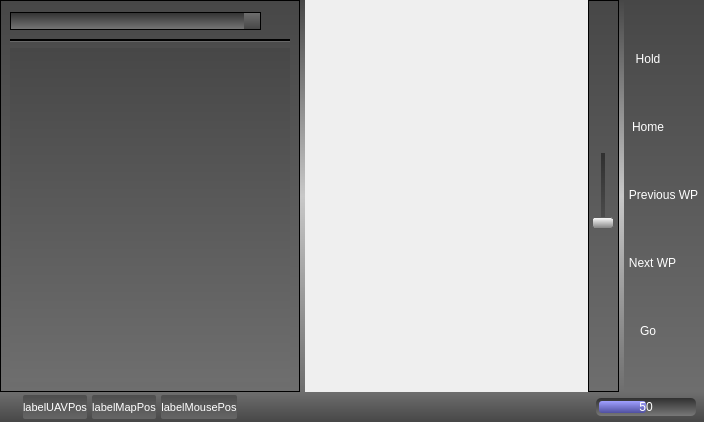
This is ground/src/plugins/opmap/opmap_widget.ui in openpilot/OpenPilot as Qt 5 draws it before an edit. The edited form follows.
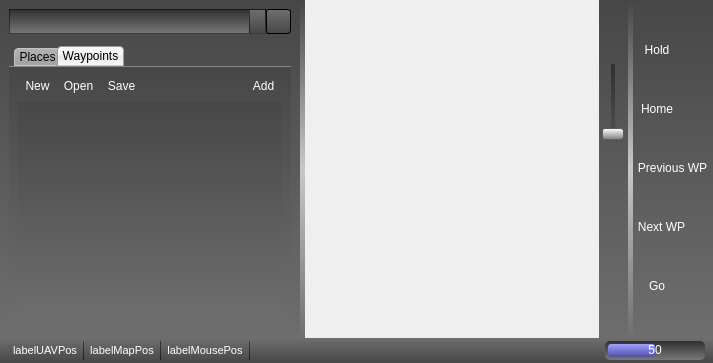
This is the edited form. The open tabs and pages were chosen to show the change. Icons and pictures are not drawn.

Commit message: A few more OPMap plug-in GUI style changes.

Diff of the .ui file:
```diff
--- a/ground/src/plugins/opmap/opmap_widget.ui
+++ b/ground/src/plugins/opmap/opmap_widget.ui
@@ -6,8 +6,8 @@
    <rect>
     <x>0</x>
     <y>0</y>
-    <width>704</width>
-    <height>422</height>
+    <width>713</width>
+    <height>363</height>
    </rect>
   </property>
   <property name="sizePolicy">
@@ -40,10 +40,10 @@
 	background-color: qlineargradient(spread:pad, x1:0.5, y1:0, x2:0.5, y2:1, stop:0 rgba(71, 71, 71, 255), stop:0.5 rgba(200, 200, 200, 255), stop:1 rgba(110, 110, 110, 255));
 }
 QSplitter::handle:horizontal {
-height: 5px;
+/* height: 5px; */
 }
 QSplitter::handle:vertical {
-width: 5px;
+/* width: 5px; */
 }
 </string>
      </property>
@@ -73,11 +73,69 @@
        </size>
       </property>
       <property name="styleSheet">
-       <string notr="true">background-color: qlineargradient(spread:pad, x1:0, y1:0, x2:0, y2:1, stop:0 rgba(71, 71, 71, 255), stop:1 rgba(110, 110, 110, 255));
+       <string notr="true">QFrame {
+background-color: qlineargradient(spread:pad, x1:0, y1:0, x2:0, y2:1, stop:0 rgba(71, 71, 71, 255), stop:1 rgba(110, 110, 110, 255));
+/* color: rgba(0, 0, 0, 48); */
+}
+
+QToolButton {	/* all types of tool button */ 
+background-color: transparent;
+color: rgb(255, 255, 255);
+border: 0px;
+border-radius: 3px;
+}
+QToolButton:hover {
+background-color: qlineargradient(spread:pad, x1:0.5, y1:0, x2:0.5, y2:1, stop:0 rgba(255, 255, 255, 200), stop:1 rgba(180, 180, 180, 200));
+color: rgb(255, 255, 255);
+border: 0px; 
+border-radius: 3px;
+}
+QToolButton:pressed {
+background-color: qlineargradient(spread:pad, x1:0.5, y1:0, x2:0.5, y2:1, stop:0 rgba(48, 48, 48, 255), stop:1 rgba(120, 120, 120, 255));
+color: rgb(255, 255, 255);
+border: 0px; 
+border-radius: 3px;
+}
+
+QToolButton:checked {
+background-color: qlineargradient(spread:pad, x1:0.5, y1:0, x2:0.5, y2:1, stop:0 rgba(48, 48, 48, 255), stop:1 rgba(120, 120, 120, 255));
+color: rgb(255, 255, 255);
+border: 0px; 
+border-radius: 3px;
+}
+
+QComboBox {
+background-color: qlineargradient(spread:pad, x1:0.5, y1:0, x2:0.5, y2:1, stop:0 rgba(48, 48, 48, 255), stop:1 rgba(120, 120, 120, 255));
+color: rgba(255, 255, 255, 255);
+border: 1px solid rgba(0, 0, 0, 128); 
+border-radius: 0px;
+}
+QComboBox::down-arrow:on {
+background-color: qlineargradient(spread:pad, x1:0.5, y1:0, x2:0.5, y2:1, stop:0 rgba(48, 48, 48, 255), stop:1 rgba(120, 120, 120, 255));
+top: 1px; left: 1px;	/* move the arrow when the popup is open */
+}
+QComboBox::down-arrow {
+     image: url(:/opmap/images/combobox_down_arrow.png);
+}
+QComboBox:drop-down {
+background-color: qlineargradient(spread:pad, x1:0.5, y1:0, x2:0.5, y2:1, stop:0 rgba(110, 110, 110, 255), stop:1 rgba(71, 71, 71, 255));
+border-left: 1px solid rgba(0, 0, 0, 128);
+/*     subcontrol-origin: padding;
+     subcontrol-position: top right;
+     border-top-right-radius: 1px;
+     border-bottom-right-radius: 1px; */
+}
+QComboBox QAbstractItemView { /* the drop down list */
+background-color: rgb(255, 255, 255);
+color: rgb(0, 0, 0);
+border: 1px solid rgba(0, 0, 0, 128);
+selection-background-color: rgb(160, 160, 255);
+border-radius: 2px;
+}
 </string>
       </property>
       <property name="frameShape">
-       <enum>QFrame::StyledPanel</enum>
+       <enum>QFrame::NoFrame</enum>
       </property>
       <property name="frameShadow">
        <enum>QFrame::Raised</enum>
@@ -85,10 +143,13 @@
       <layout class="QVBoxLayout" name="verticalLayout">
        <item>
         <layout class="QHBoxLayout" name="horizontalLayout_3">
+         <property name="spacing">
+          <number>0</number>
+         </property>
          <item>
           <widget class="QComboBox" name="comboBoxFindPlace">
            <property name="sizePolicy">
-            <sizepolicy hsizetype="Expanding" vsizetype="Fixed">
+            <sizepolicy hsizetype="MinimumExpanding" vsizetype="Preferred">
              <horstretch>0</horstretch>
              <verstretch>0</verstretch>
             </sizepolicy>
@@ -103,36 +164,7 @@
             <string>Enter a place here that you want to find, then press either return or the find button to the right.</string>
            </property>
            <property name="styleSheet">
-            <string notr="true">
-QComboBox {
-background-color: qlineargradient(spread:pad, x1:0.5, y1:0, x2:0.5, y2:1, stop:0 rgba(48, 48, 48, 255), stop:1 rgba(120, 120, 120, 255));
-color: rgb(255, 255, 255);
-border: 1px solid black; 
-border-radius: 0px;
-}
-QComboBox::down-arrow:on {
-background-color: qlineargradient(spread:pad, x1:0.5, y1:0, x2:0.5, y2:1, stop:0 rgba(48, 48, 48, 255), stop:1 rgba(120, 120, 120, 255));
-top: 1px; left: 1px;	/* move the arrow when the popup is open */
-}
-QComboBox::down-arrow {
-     image: url(:/opmap/images/combobox_down_arrow.png);
-}
-QComboBox:drop-down {
-background-color: qlineargradient(spread:pad, x1:0.5, y1:0, x2:0.5, y2:1, stop:0 rgba(110, 110, 110, 255), stop:1 rgba(71, 71, 71, 255));
-/*     subcontrol-origin: padding;
-     subcontrol-position: top right;
-     border-left-style: 1px solid white;
-     border-top-right-radius: 1px;
-     border-bottom-right-radius: 1px; */
-}
-QComboBox QAbstractItemView { /* the drop down list */
-background-color: rgb(255, 255, 255);
-color: rgb(0, 0, 0);
-border: 1px solid black;
-selection-background-color: rgb(160, 160, 255);
-border-radius: 2px;
-}
-</string>
+            <string notr="true"/>
            </property>
            <property name="editable">
             <bool>true</bool>
@@ -172,11 +204,13 @@
             <string>Find place</string>
            </property>
            <property name="styleSheet">
-            <string notr="true">QToolButton {	/* all types of tool button */ 
-background-color: rgba(255, 255, 255, 0);
+            <string notr="true">QToolButton {
+}
+
+QToolButton {
+background-color: qlineargradient(spread:pad, x1:0.5, y1:0, x2:0.5, y2:1, stop:0 rgba(110, 110, 110, 255), stop:1 rgba(71, 71, 71, 255));
 color: rgb(255, 255, 255);
-/*border-style: none;*/
-border: 0px; 
+border: 1px solid black; 
 border-radius: 3px;
 }
 QToolButton:hover {
@@ -198,6 +232,7 @@
 border: 0px; 
 border-radius: 3px;
 }
+
 </string>
            </property>
            <property name="text">
@@ -224,37 +259,298 @@
         </layout>
        </item>
        <item>
-        <widget class="Line" name="line">
-         <property name="frameShadow">
-          <enum>QFrame::Plain</enum>
-         </property>
-         <property name="lineWidth">
-          <number>2</number>
-         </property>
+        <spacer name="verticalSpacer">
          <property name="orientation">
-          <enum>Qt::Horizontal</enum>
+          <enum>Qt::Vertical</enum>
          </property>
-        </widget>
-       </item>
-       <item>
-        <widget class="QTreeView" name="treeViewWaypoints">
-         <property name="sizePolicy">
-          <sizepolicy hsizetype="Preferred" vsizetype="Expanding">
-           <horstretch>0</horstretch>
-           <verstretch>0</verstretch>
-          </sizepolicy>
+         <property name="sizeType">
+          <enum>QSizePolicy::Fixed</enum>
          </property>
-         <property name="minimumSize">
+         <property name="sizeHint" stdset="0">
           <size>
-           <width>100</width>
-           <height>0</height>
+           <width>20</width>
+           <height>6</height>
           </size>
          </property>
-         <property name="contextMenuPolicy">
-          <enum>Qt::NoContextMenu</enum>
-         </property>
+        </spacer>
+       </item>
+       <item>
+        <widget class="QTabWidget" name="tabWidget">
          <property name="styleSheet">
-          <string notr="true">background-color: rgba(255, 255, 255, 0);
+          <string notr="true">QTabWidget::pane {
+/* The tab widget frame */
+border-top: 1px solid rgba(255, 255, 255, 80);
+margin: 0px,1px,1px,1px; 
+}
+QTabWidget::tab-bar {
+left: 5px; /* move to the right by 5px */
+}
+ /* Style the tab using the tab sub-control. Note that it reads QTabBar _not_ QTabWidget */
+QTabBar::tab {
+background: qlineargradient(x1: 0, y1: 0, x2: 0, y2: 1, stop: 0 #B1B1B1, stop: 0.4 #ADADAD, stop: 0.5 #A8A8A8, stop: 1.0 #A3A3A3);
+border: 1px solid #C4C4C3;
+border-bottom-color: #C2C7CB; /* same as the pane color */
+border-top-left-radius: 4px;
+border-top-right-radius: 4px;
+min-width: 8ex;
+padding: 1px;
+}
+QTabBar::tab:selected, QTabBar::tab:hover {
+background: qlineargradient(x1: 0, y1: 0, x2: 0, y2: 1, stop: 0 #fafafa, stop: 0.4 #f4f4f4, stop: 0.5 #e7e7e7, stop: 1.0 #fafafa);
+}
+QTabBar::tab:selected {
+border-color: #9B9B9B;
+border-bottom-color: #C2C7CB; /* same as pane color */
+}
+QTabBar::tab:!selected {
+margin-top: 2px; /* make non-selected tabs look smaller */
+}
+/* make use of negative margins for overlapping tabs */
+QTabBar::tab:selected {
+/* expand/overlap to the left and right by 4px */
+margin-left: -4px; margin-right: -4px;
+}
+QTabBar::tab:first:selected {
+margin-left: 0; /* the first selected tab has nothing to overlap with on the left */
+}
+QTabBar::tab:last:selected {
+margin-right: 0; /* the last selected tab has nothing to overlap with on the right */
+}
+QTabBar::tab:only-one {
+margin: 0; /* if there is only one tab, we don't want overlapping margins */
+}
+</string>
+         </property>
+         <property name="tabPosition">
+          <enum>QTabWidget::North</enum>
+         </property>
+         <property name="tabShape">
+          <enum>QTabWidget::Rounded</enum>
+         </property>
+         <property name="currentIndex">
+          <number>0</number>
+         </property>
+         <property name="elideMode">
+          <enum>Qt::ElideNone</enum>
+         </property>
+         <property name="documentMode">
+          <bool>false</bool>
+         </property>
+         <property name="tabsClosable">
+          <bool>false</bool>
+         </property>
+         <property name="movable">
+          <bool>false</bool>
+         </property>
+         <widget class="QWidget" name="tabPlaces">
+          <attribute name="title">
+           <string> Places </string>
+          </attribute>
+          <layout class="QVBoxLayout" name="verticalLayout_6">
+           <item>
+            <widget class="QListWidget" name="listWidget">
+             <property name="styleSheet">
+              <string notr="true">color: rgb(255, 255, 255);</string>
+             </property>
+             <property name="frameShape">
+              <enum>QFrame::NoFrame</enum>
+             </property>
+             <item>
+              <property name="text">
+               <string>New Item</string>
+              </property>
+             </item>
+             <item>
+              <property name="text">
+               <string>New Item</string>
+              </property>
+             </item>
+            </widget>
+           </item>
+          </layout>
+         </widget>
+         <widget class="QWidget" name="tabWaypoints">
+          <attribute name="title">
+           <string> Waypoints </string>
+          </attribute>
+          <layout class="QVBoxLayout" name="verticalLayout_7">
+           <item>
+            <layout class="QHBoxLayout" name="horizontalLayout_5">
+             <property name="spacing">
+              <number>5</number>
+             </property>
+             <property name="leftMargin">
+              <number>3</number>
+             </property>
+             <property name="rightMargin">
+              <number>3</number>
+             </property>
+             <item>
+              <widget class="QToolButton" name="toolButtonNewWaypoints">
+               <property name="toolTip">
+                <string>New waypoints</string>
+               </property>
+               <property name="styleSheet">
+                <string notr="true"/>
+               </property>
+               <property name="text">
+                <string>New</string>
+               </property>
+               <property name="icon">
+                <iconset resource="../coreplugin/core.qrc">
+                 <normaloff>:/core/images/filenew.png</normaloff>:/core/images/filenew.png</iconset>
+               </property>
+               <property name="iconSize">
+                <size>
+                 <width>20</width>
+                 <height>20</height>
+                </size>
+               </property>
+               <property name="autoRepeat">
+                <bool>true</bool>
+               </property>
+               <property name="toolButtonStyle">
+                <enum>Qt::ToolButtonTextUnderIcon</enum>
+               </property>
+               <property name="autoRaise">
+                <bool>false</bool>
+               </property>
+              </widget>
+             </item>
+             <item>
+              <widget class="QToolButton" name="toolButtonOpenWaypoints">
+               <property name="focusPolicy">
+                <enum>Qt::TabFocus</enum>
+               </property>
+               <property name="toolTip">
+                <string>Open waypoints</string>
+               </property>
+               <property name="styleSheet">
+                <string notr="true"/>
+               </property>
+               <property name="text">
+                <string>Open</string>
+               </property>
+               <property name="icon">
+                <iconset resource="../coreplugin/core.qrc">
+                 <normaloff>:/core/images/fileopen.png</normaloff>:/core/images/fileopen.png</iconset>
+               </property>
+               <property name="iconSize">
+                <size>
+                 <width>20</width>
+                 <height>20</height>
+                </size>
+               </property>
+               <property name="autoRepeat">
+                <bool>true</bool>
+               </property>
+               <property name="toolButtonStyle">
+                <enum>Qt::ToolButtonTextUnderIcon</enum>
+               </property>
+               <property name="autoRaise">
+                <bool>false</bool>
+               </property>
+              </widget>
+             </item>
+             <item>
+              <widget class="QToolButton" name="toolButtonSaveWaypoints">
+               <property name="toolTip">
+                <string>Save waypoints</string>
+               </property>
+               <property name="styleSheet">
+                <string notr="true"/>
+               </property>
+               <property name="text">
+                <string>Save</string>
+               </property>
+               <property name="icon">
+                <iconset resource="../coreplugin/core.qrc">
+                 <normaloff>:/core/images/filesave.png</normaloff>:/core/images/filesave.png</iconset>
+               </property>
+               <property name="iconSize">
+                <size>
+                 <width>20</width>
+                 <height>20</height>
+                </size>
+               </property>
+               <property name="autoRepeat">
+                <bool>true</bool>
+               </property>
+               <property name="toolButtonStyle">
+                <enum>Qt::ToolButtonTextUnderIcon</enum>
+               </property>
+               <property name="autoRaise">
+                <bool>false</bool>
+               </property>
+              </widget>
+             </item>
+             <item>
+              <spacer name="horizontalSpacer_2">
+               <property name="orientation">
+                <enum>Qt::Horizontal</enum>
+               </property>
+               <property name="sizeHint" stdset="0">
+                <size>
+                 <width>40</width>
+                 <height>20</height>
+                </size>
+               </property>
+              </spacer>
+             </item>
+             <item>
+              <widget class="QToolButton" name="toolButtonAddWaypoint">
+               <property name="toolTip">
+                <string>Add a waypoint</string>
+               </property>
+               <property name="styleSheet">
+                <string notr="true"/>
+               </property>
+               <property name="text">
+                <string>Add</string>
+               </property>
+               <property name="icon">
+                <iconset resource="opmap.qrc">
+                 <normaloff>:/opmap/images/waypoint.png</normaloff>:/opmap/images/waypoint.png</iconset>
+               </property>
+               <property name="iconSize">
+                <size>
+                 <width>20</width>
+                 <height>20</height>
+                </size>
+               </property>
+               <property name="autoRepeat">
+                <bool>true</bool>
+               </property>
+               <property name="toolButtonStyle">
+                <enum>Qt::ToolButtonTextUnderIcon</enum>
+               </property>
+               <property name="autoRaise">
+                <bool>false</bool>
+               </property>
+              </widget>
+             </item>
+            </layout>
+           </item>
+           <item>
+            <widget class="QTreeView" name="treeViewWaypoints">
+             <property name="sizePolicy">
+              <sizepolicy hsizetype="Preferred" vsizetype="Expanding">
+               <horstretch>0</horstretch>
+               <verstretch>0</verstretch>
+              </sizepolicy>
+             </property>
+             <property name="minimumSize">
+              <size>
+               <width>100</width>
+               <height>0</height>
+              </size>
+             </property>
+             <property name="contextMenuPolicy">
+              <enum>Qt::DefaultContextMenu</enum>
+             </property>
+             <property name="styleSheet">
+              <string notr="true">/* background-color: transparent; */
+/* background-color: qlineargradient(spread:pad, x1:0, y1:0, x2:1, y2:0, stop:0 rgba(0, 0, 0, 64), stop:1 rgba(0, 0, 0, 32)); */
 color: rgb(255, 255, 255);
 /*
 QTreeView::item {
@@ -276,25 +572,29 @@
  border-image: none;
  image: url(branch-open.png);
 }</string>
-         </property>
-         <property name="frameShape">
-          <enum>QFrame::NoFrame</enum>
-         </property>
-         <property name="frameShadow">
-          <enum>QFrame::Plain</enum>
-         </property>
-         <property name="tabKeyNavigation">
-          <bool>true</bool>
-         </property>
-         <property name="selectionBehavior">
-          <enum>QAbstractItemView::SelectItems</enum>
-         </property>
-         <property name="animated">
-          <bool>true</bool>
-         </property>
-         <property name="headerHidden">
-          <bool>true</bool>
-         </property>
+             </property>
+             <property name="frameShape">
+              <enum>QFrame::NoFrame</enum>
+             </property>
+             <property name="frameShadow">
+              <enum>QFrame::Plain</enum>
+             </property>
+             <property name="tabKeyNavigation">
+              <bool>true</bool>
+             </property>
+             <property name="selectionBehavior">
+              <enum>QAbstractItemView::SelectItems</enum>
+             </property>
+             <property name="animated">
+              <bool>true</bool>
+             </property>
+             <property name="headerHidden">
+              <bool>true</bool>
+             </property>
+            </widget>
+           </item>
+          </layout>
+         </widget>
         </widget>
        </item>
       </layout>
@@ -463,16 +763,17 @@
              </sizepolicy>
             </property>
             <property name="styleSheet">
-             <string notr="true">
-QFrame {
+             <string notr="true">QFrame {
 background-color: qlineargradient(spread:pad, x1:0, y1:0, x2:0, y2:1, stop:0 rgba(71, 71, 71, 255), stop:1 rgba(110, 110, 110, 255));
+color: rgba(0, 0, 0, 48);
 }
 
 QToolButton {	/* all types of tool button */ 
-background-color: rgba(255, 255, 255, 0);
+background-color: transparent;
 color: rgb(255, 255, 255);
 /*border-style: none;*/
-border: 0px; 
+/* border: 1px solid rgba(0, 0, 0, 64);  */
+/* border: 0px; */
 border-radius: 3px;
 }
 QToolButton:hover {
@@ -514,7 +815,7 @@
 </string>
             </property>
             <property name="frameShape">
-             <enum>QFrame::StyledPanel</enum>
+             <enum>QFrame::NoFrame</enum>
             </property>
             <property name="frameShadow">
              <enum>QFrame::Raised</enum>
@@ -535,67 +836,6 @@
              <property name="bottomMargin">
               <number>0</number>
              </property>
-             <item>
-              <widget class="QToolButton" name="toolButtonMapHome">
-               <property name="toolTip">
-                <string>Center map over home position</string>
-               </property>
-               <property name="styleSheet">
-                <string notr="true"/>
-               </property>
-               <property name="text">
-                <string/>
-               </property>
-               <property name="icon">
-                <iconset resource="opmap.qrc">
-                 <normaloff>:/opmap/images/gcs.png</normaloff>:/opmap/images/gcs.png</iconset>
-               </property>
-               <property name="iconSize">
-                <size>
-                 <width>20</width>
-                 <height>20</height>
-                </size>
-               </property>
-               <property name="autoRepeat">
-                <bool>true</bool>
-               </property>
-               <property name="autoRaise">
-                <bool>false</bool>
-               </property>
-              </widget>
-             </item>
-             <item>
-              <widget class="QToolButton" name="toolButtonMapUAV">
-               <property name="toolTip">
-                <string>Center map over UAV position</string>
-               </property>
-               <property name="styleSheet">
-                <string notr="true"/>
-               </property>
-               <property name="text">
-                <string/>
-               </property>
-               <property name="icon">
-                <iconset resource="opmap.qrc">
-                 <normaloff>:/opmap/images/uav.png</normaloff>:/opmap/images/uav.png</iconset>
-               </property>
-               <property name="iconSize">
-                <size>
-                 <width>20</width>
-                 <height>20</height>
-                </size>
-               </property>
-               <property name="checkable">
-                <bool>true</bool>
-               </property>
-               <property name="autoRepeat">
-                <bool>true</bool>
-               </property>
-               <property name="autoRaise">
-                <bool>false</bool>
-               </property>
-              </widget>
-             </item>
              <item>
               <spacer name="verticalSpacer_3">
                <property name="orientation">
@@ -607,52 +847,7 @@
                <property name="sizeHint" stdset="0">
                 <size>
                  <width>20</width>
-                 <height>20</height>
-                </size>
-               </property>
-              </spacer>
-             </item>
-             <item>
-              <widget class="QToolButton" name="toolButtonAddWaypoint">
-               <property name="toolTip">
-                <string>Add a waypoint</string>
-               </property>
-               <property name="styleSheet">
-                <string notr="true"/>
-               </property>
-               <property name="text">
-                <string/>
-               </property>
-               <property name="icon">
-                <iconset resource="opmap.qrc">
-                 <normaloff>:/opmap/images/waypoint.png</normaloff>:/opmap/images/waypoint.png</iconset>
-               </property>
-               <property name="iconSize">
-                <size>
-                 <width>20</width>
-                 <height>20</height>
-                </size>
-               </property>
-               <property name="autoRepeat">
-                <bool>true</bool>
-               </property>
-               <property name="autoRaise">
-                <bool>false</bool>
-               </property>
-              </widget>
-             </item>
-             <item>
-              <spacer name="verticalSpacer_4">
-               <property name="orientation">
-                <enum>Qt::Vertical</enum>
-               </property>
-               <property name="sizeType">
-                <enum>QSizePolicy::Fixed</enum>
-               </property>
-               <property name="sizeHint" stdset="0">
-                <size>
-                 <width>20</width>
-                 <height>20</height>
+                 <height>30</height>
                 </size>
                </property>
               </spacer>
@@ -764,6 +959,115 @@
                </property>
               </widget>
              </item>
+             <item>
+              <spacer name="verticalSpacer_4">
+               <property name="orientation">
+                <enum>Qt::Vertical</enum>
+               </property>
+               <property name="sizeType">
+                <enum>QSizePolicy::Fixed</enum>
+               </property>
+               <property name="sizeHint" stdset="0">
+                <size>
+                 <width>20</width>
+                 <height>30</height>
+                </size>
+               </property>
+              </spacer>
+             </item>
+             <item>
+              <widget class="QToolButton" name="toolButtonMapHome">
+               <property name="toolTip">
+                <string>Center map over home position</string>
+               </property>
+               <property name="styleSheet">
+                <string notr="true"/>
+               </property>
+               <property name="text">
+                <string/>
+               </property>
+               <property name="icon">
+                <iconset resource="opmap.qrc">
+                 <normaloff>:/opmap/images/gcs.png</normaloff>:/opmap/images/gcs.png</iconset>
+               </property>
+               <property name="iconSize">
+                <size>
+                 <width>20</width>
+                 <height>20</height>
+                </size>
+               </property>
+               <property name="autoRepeat">
+                <bool>true</bool>
+               </property>
+               <property name="autoRaise">
+                <bool>false</bool>
+               </property>
+              </widget>
+             </item>
+             <item>
+              <widget class="QToolButton" name="toolButtonMapUAV">
+               <property name="toolTip">
+                <string>Center map over UAV position</string>
+               </property>
+               <property name="styleSheet">
+                <string notr="true"/>
+               </property>
+               <property name="text">
+                <string/>
+               </property>
+               <property name="icon">
+                <iconset resource="opmap.qrc">
+                 <normaloff>:/opmap/images/uav.png</normaloff>:/opmap/images/uav.png</iconset>
+               </property>
+               <property name="iconSize">
+                <size>
+                 <width>20</width>
+                 <height>20</height>
+                </size>
+               </property>
+               <property name="checkable">
+                <bool>true</bool>
+               </property>
+               <property name="autoRepeat">
+                <bool>true</bool>
+               </property>
+               <property name="autoRaise">
+                <bool>false</bool>
+               </property>
+              </widget>
+             </item>
+             <item>
+              <widget class="QToolButton" name="toolButtonMapUAVheading">
+               <property name="toolTip">
+                <string>Map rotation follows UAV heading</string>
+               </property>
+               <property name="styleSheet">
+                <string notr="true"/>
+               </property>
+               <property name="text">
+                <string/>
+               </property>
+               <property name="icon">
+                <iconset resource="opmap.qrc">
+                 <normaloff>:/opmap/images/uav_heading.png</normaloff>:/opmap/images/uav_heading.png</iconset>
+               </property>
+               <property name="iconSize">
+                <size>
+                 <width>20</width>
+                 <height>20</height>
+                </size>
+               </property>
+               <property name="checkable">
+                <bool>true</bool>
+               </property>
+               <property name="autoRepeat">
+                <bool>true</bool>
+               </property>
+               <property name="autoRaise">
+                <bool>false</bool>
+               </property>
+              </widget>
+             </item>
              <item>
               <spacer name="verticalSpacer_2">
                <property name="orientation">
@@ -811,13 +1115,13 @@
        <enum>Qt::NoContextMenu</enum>
       </property>
       <property name="styleSheet">
-       <string notr="true">QWidget { /* all types of qwidget */
+       <string notr="true">QFrame {
 background-color: qlineargradient(spread:pad, x1:0, y1:0, x2:0, y2:1, stop:0 rgba(71, 71, 71, 255), stop:1 rgba(110, 110, 110, 255));
 color: rgb(255, 255, 255);
 }
 
-QToolButton {	/* all types of tool button */ 
-background-color: rgba(255, 255, 255, 0);
+QToolButton {
+background-color: transparent;
 color: rgb(255, 255, 255);
 /*border-style: none;*/
 border: 0px; 
@@ -872,7 +1176,7 @@
          <property name="iconSize">
           <size>
            <width>80</width>
-           <height>40</height>
+           <height>35</height>
           </size>
          </property>
          <property name="toolButtonStyle">
@@ -919,7 +1223,7 @@
          <property name="iconSize">
           <size>
            <width>80</width>
-           <height>40</height>
+           <height>35</height>
           </size>
          </property>
          <property name="toolButtonStyle">
@@ -960,7 +1264,7 @@
          <property name="iconSize">
           <size>
            <width>80</width>
-           <height>40</height>
+           <height>35</height>
           </size>
          </property>
          <property name="toolButtonStyle">
@@ -1001,7 +1305,7 @@
          <property name="iconSize">
           <size>
            <width>80</width>
-           <height>40</height>
+           <height>35</height>
           </size>
          </property>
          <property name="toolButtonStyle">
@@ -1042,7 +1346,7 @@
          <property name="iconSize">
           <size>
            <width>80</width>
-           <height>40</height>
+           <height>35</height>
           </size>
          </property>
          <property name="toolButtonStyle">
@@ -1060,7 +1364,7 @@
    <item>
     <widget class="QFrame" name="frameStatusBar">
      <property name="sizePolicy">
-      <sizepolicy hsizetype="Expanding" vsizetype="Minimum">
+      <sizepolicy hsizetype="Expanding" vsizetype="Preferred">
        <horstretch>0</horstretch>
        <verstretch>0</verstretch>
       </sizepolicy>
@@ -1074,7 +1378,7 @@
      <property name="maximumSize">
       <size>
        <width>16777215</width>
-       <height>30</height>
+       <height>25</height>
       </size>
      </property>
      <property name="contextMenuPolicy">
@@ -1083,12 +1387,12 @@
      <property name="styleSheet">
       <string notr="true">QFrame{
 background-color: qlineargradient(spread:pad, x1:0.5, y1:0, x2:0.5, y2:1, stop:0 rgba(110, 110, 110, 255), stop:1 rgba(71, 71, 71, 255));
-color: rgba(255, 255, 255, 70);
+color: rgba(0, 0, 0, 128);
 }
 
-QLabel { /* all label types */
-/* background-color: rgba(255, 255, 255, 0); */
-background-color: qlineargradient(spread:pad, x1:0.5, y1:0, x2:0.5, y2:1, stop:0 rgba(48, 48, 48, 128), stop:1 rgba(128, 128, 128, 128));
+QLabel {
+background-color: transparent;
+/* background-color: qlineargradient(spread:pad, x1:0.5, y1:0, x2:0.5, y2:1, stop:0 rgba(0, 0, 0, 80), stop:1 rgba(0, 0, 0, 80)); */
 color: rgb(255, 255, 255);
 /*border: 1px solid black;*/
 border: none;
@@ -1139,7 +1443,7 @@
           </property>
           <property name="sizeHint" stdset="0">
            <size>
-            <width>20</width>
+            <width>10</width>
             <height>20</height>
            </size>
           </property>
@@ -1181,7 +1485,20 @@
            <set>Qt::AlignCenter</set>
           </property>
           <property name="margin">
-           <number>2</number>
+           <number>0</number>
+          </property>
+         </widget>
+        </item>
+        <item>
+         <widget class="Line" name="line_3">
+          <property name="frameShadow">
+           <enum>QFrame::Plain</enum>
+          </property>
+          <property name="lineWidth">
+           <number>1</number>
+          </property>
+          <property name="orientation">
+           <enum>Qt::Vertical</enum>
           </property>
          </widget>
         </item>
@@ -1218,7 +1535,17 @@
            <set>Qt::AlignCenter</set>
           </property>
           <property name="margin">
-           <number>2</number>
+           <number>0</number>
+          </property>
+         </widget>
+        </item>
+        <item>
+         <widget class="Line" name="line_4">
+          <property name="frameShadow">
+           <enum>QFrame::Plain</enum>
+          </property>
+          <property name="orientation">
+           <enum>Qt::Vertical</enum>
           </property>
          </widget>
         </item>
@@ -1261,7 +1588,17 @@
            <set>Qt::AlignCenter</set>
           </property>
           <property name="margin">
-           <number>2</number>
+           <number>0</number>
+          </property>
+         </widget>
+        </item>
+        <item>
+         <widget class="Line" name="line">
+          <property name="frameShadow">
+           <enum>QFrame::Plain</enum>
+          </property>
+          <property name="orientation">
+           <enum>Qt::Vertical</enum>
           </property>
          </widget>
         </item>
@@ -1295,7 +1632,7 @@
           <property name="maximumSize">
            <size>
             <width>100</width>
-            <height>18</height>
+            <height>16777215</height>
            </size>
           </property>
           <property name="autoFillBackground">
```
Left out of the diff: 5 changed lines with no effect on the pictures. The commit also changes 4 other files.
